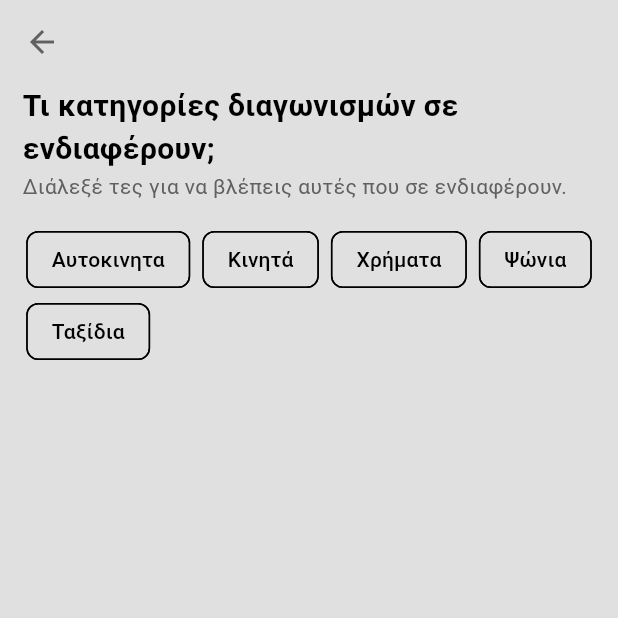
After one commit to smartup-ike/newsphone_competitions, a Flutter app: the FavPage screen opened by its route, on a phone screen of 412 x 824 dp, the top half of it. The commit adds this screen. Run offline on Flutter 3.47's test engine with Material 3 defaults, Android fonts, the phone set to English and light mode, and no system bars; missing offline and left inert: is_first_run.

Commit message:
favorites page

```diff
--- /dev/null
+++ b/lib/components/filter_box.dart
@@ -0,0 +1,34 @@
+import 'package:flutter/material.dart';
+import 'package:newsphone_competitions/pages/fav_page.dart';
+import 'package:newsphone_competitions/provider/comp_provider.dart';
+import 'package:provider/provider.dart';
+
+class FilterCheckbox extends StatelessWidget {
+  final String type;
+  final String name;
+
+  const FilterCheckbox({super.key, required this.type, required this.name});
+
+  @override
+  Widget build(BuildContext context) {
+    final provider = Provider.of<CompetitionsProvider>(context);
+    final isSelected = provider.selectedFilters.contains(type);
+
+    return FilterChip(
+      label: Text(name),
+      selected: isSelected,
+      onSelected: (bool value) {
+        provider.toggleFilter(type, value);
+      },
+    );
+  }
+}
+
+void main() {
+  runApp(
+    ChangeNotifierProvider(
+      create: (context) => CompetitionsProvider(),
+      child: MaterialApp(home: FavPage()),
+    ),
+  );
+}
--- a/lib/main.dart
+++ b/lib/main.dart
@@ -1,5 +1,6 @@
 import 'package:flutter/material.dart';
 import 'package:is_first_run/is_first_run.dart';
+import 'package:newsphone_competitions/pages/fav_page.dart';
 import 'package:newsphone_competitions/pages/info_page.dart';
 import 'package:newsphone_competitions/pages/intro_page.dart';
 import 'package:newsphone_competitions/pages/main_page.dart';
@@ -39,6 +40,7 @@ class MyApp extends StatelessWidget {
         '/settings': (context) => const SettingsPage(),
         '/info_page': (context) => const InfoPage(),
         '/terms-page': (context) => const TermsPage(),
+        '/fav-page': (context) => const FavPage(),
       },
     );
   }
--- /dev/null
+++ b/lib/pages/fav_page.dart
@@ -0,0 +1,66 @@
+import 'package:flutter/material.dart';
+
+import '../components/filter_box.dart';
+import '../models/competition.dart';
+
+class FavPage extends StatelessWidget {
+  const FavPage({super.key});
+
+  @override
+  Widget build(BuildContext context) {
+    return Scaffold(
+      appBar: AppBar(
+        backgroundColor: Colors.transparent,
+        elevation: 0,
+        foregroundColor: Theme.of(context).colorScheme.inversePrimary,
+      ),
+      body: Padding(
+        padding: const EdgeInsets.symmetric(horizontal: 15.0),
+        child: Column(
+          crossAxisAlignment: CrossAxisAlignment.start,
+          children: [
+            Text(
+              'Τι κατηγορίες διαγωνισμών σε ενδιαφέρουν;',
+              style: TextStyle(fontSize: 20, fontWeight: FontWeight.bold),
+            ),
+            Text(
+              'Διάλεξέ τες για να βλέπεις αυτές που σε ενδιαφέρουν.',
+              style: TextStyle(
+                color: Theme.of(context).colorScheme.inversePrimary,
+              ),
+            ),
+            const SizedBox(height: 15),
+            Center(
+              child: Wrap(
+                // Use Wrap to handle multiple checkboxes
+                spacing: 8.0,
+                children: [
+                  FilterCheckbox(
+                    type: CompetitionType.vehicle.toString(),
+                    name: 'Αυτοκινητα',
+                  ),
+                  FilterCheckbox(
+                    type: CompetitionType.phone.toString(),
+                    name: 'Κινητά',
+                  ),
+                  FilterCheckbox(
+                    type: CompetitionType.money.toString(),
+                    name: 'Χρήματα',
+                  ),
+                  FilterCheckbox(
+                    type: CompetitionType.shopping.toString(),
+                    name: 'Ψώνια',
+                  ),
+                  FilterCheckbox(
+                    type: CompetitionType.trip.toString(),
+                    name: 'Ταξίδια',
+                  ),
+                ],
+              ),
+            ),
+          ],
+        ),
+      ),
+    );
+  }
+}
--- a/lib/pages/main_page.dart
+++ b/lib/pages/main_page.dart
@@ -1,6 +1,7 @@
 import 'package:flutter/material.dart';
 import 'package:newsphone_competitions/components/my_competition_tile.dart';
 import 'package:newsphone_competitions/components/my_drawer.dart';
+import 'package:newsphone_competitions/models/competition.dart';
 import 'package:newsphone_competitions/provider/comp_provider.dart';
 import 'package:provider/provider.dart';
 
@@ -10,6 +11,7 @@ class MainPage extends StatelessWidget {
   @override
   Widget build(BuildContext context) {
     final comps = context.watch<CompetitionsProvider>().comp;
+    final provider = Provider.of<CompetitionsProvider>(context);
 
     return Scaffold(
       appBar: AppBar(
@@ -38,7 +40,7 @@ class MainPage extends StatelessWidget {
           SizedBox(
             height: 550,
             child: ListView.builder(
-              itemCount: comps.length,
+              itemCount: provider.filteredItems.length,
               padding: const EdgeInsets.all(15),
               scrollDirection: Axis.horizontal,
               itemBuilder: (context, index) {
--- a/lib/pages/settings_page.dart
+++ b/lib/pages/settings_page.dart
@@ -31,6 +31,7 @@ class SettingsPage extends StatelessWidget {
               title: Text("Αγαπημένα"),
               trailing: Icon(Icons.arrow_forward_ios),
               leading: Icon(Icons.favorite),
+              onTap: ()=>Navigator.pushNamed(context, '/fav-page'),
             ),
 
             ListTile(
```
Also changed, not shown: lib/provider/comp_provider.dart (+23 -0 lines).
